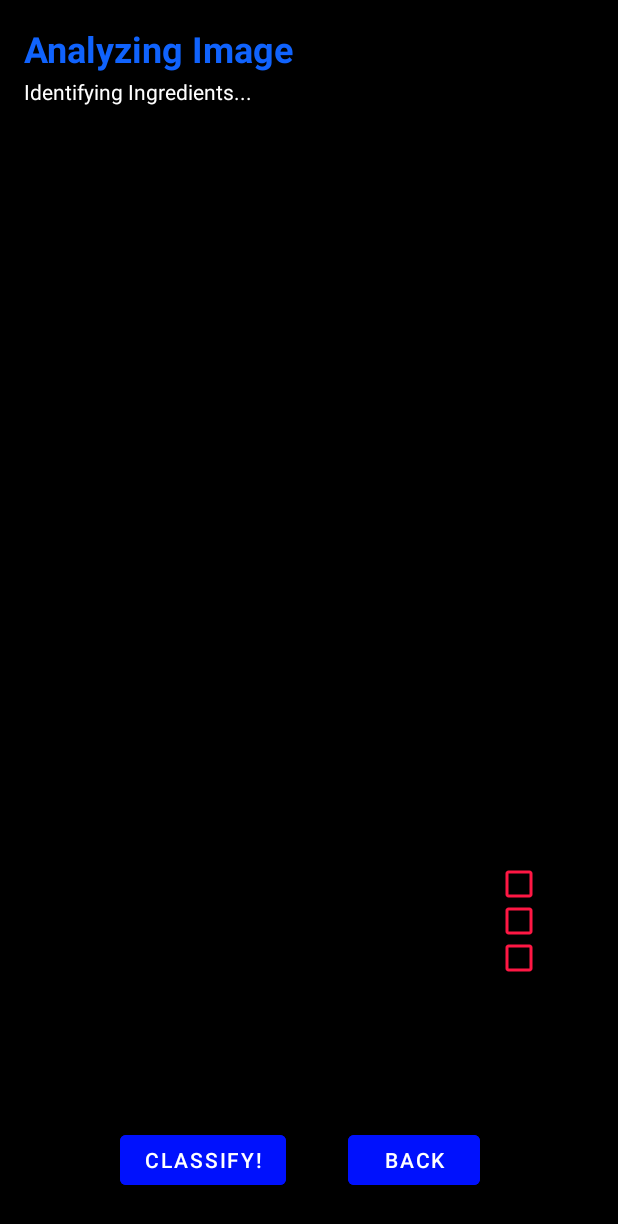
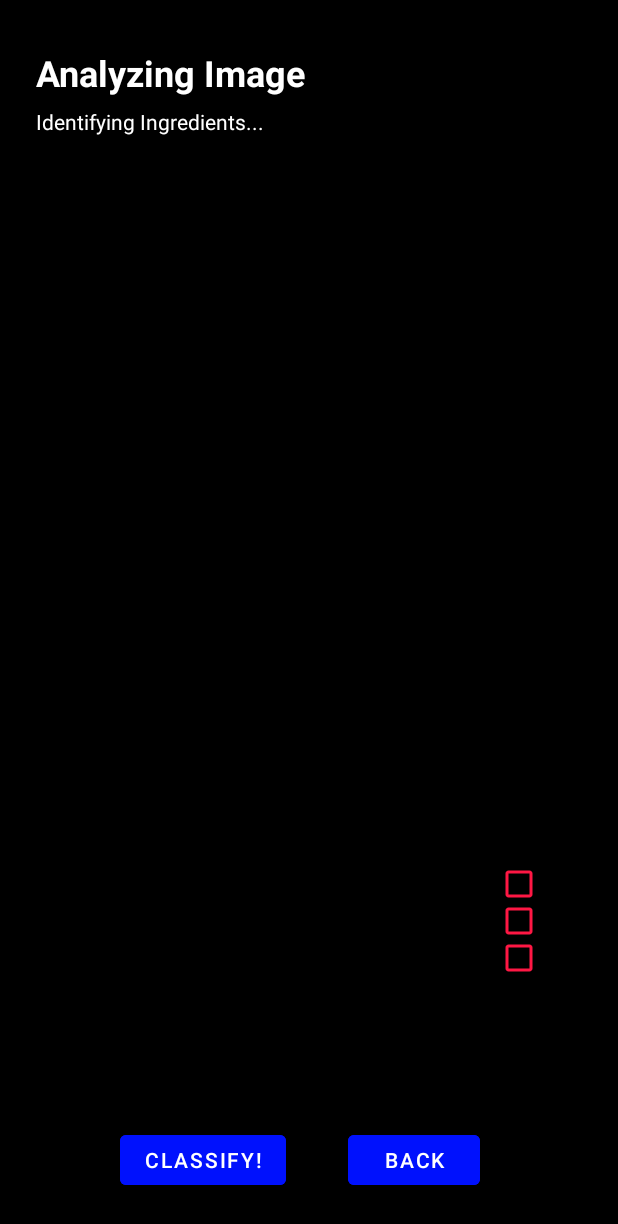
Before and after one commit to veegishx/SmartyBucket, an Android app: the Classify screen opened directly, with no data from a screen before it, on a phone screen of 412 x 824 dp. Shown: the top 1224 px of the screen. Run offline under Robolectric (Android 15) with nearby library versions, the phone set to English and light mode, and no system bars; libraries missing offline, so code that uses them is left out: org.tensorflow.lite; 3 statements that could not run were skipped.

Commit message:
Minor changes to image classification UI
Signed-off-by: Veegish Ramdani <veegish@cyberstorm.mu>

```diff
--- a/app/src/main/res/layout/activity_classify.xml
+++ b/app/src/main/res/layout/activity_classify.xml
@@ -149,8 +149,8 @@
         android:id="@+id/textView15"
         android:layout_width="226dp"
         android:layout_height="22dp"
-        android:layout_marginStart="16dp"
-        android:layout_marginTop="4dp"
+        android:layout_marginStart="24dp"
+        android:layout_marginTop="8dp"
         android:text="Identifying Ingredients..."
         android:textColor="#FFFFFF"
         app:layout_constraintStart_toStartOf="parent"
@@ -160,10 +160,10 @@
         android:id="@+id/textView14"
         android:layout_width="184dp"
         android:layout_height="31dp"
-        android:layout_marginStart="16dp"
-        android:layout_marginTop="16dp"
+        android:layout_marginStart="24dp"
+        android:layout_marginTop="32dp"
         android:text="Analyzing Image"
-        android:textColor="#1063FD"
+        android:textColor="#FFFFFF"
         android:textSize="24sp"
         android:textStyle="bold"
         app:layout_constraintStart_toStartOf="parent"
```
